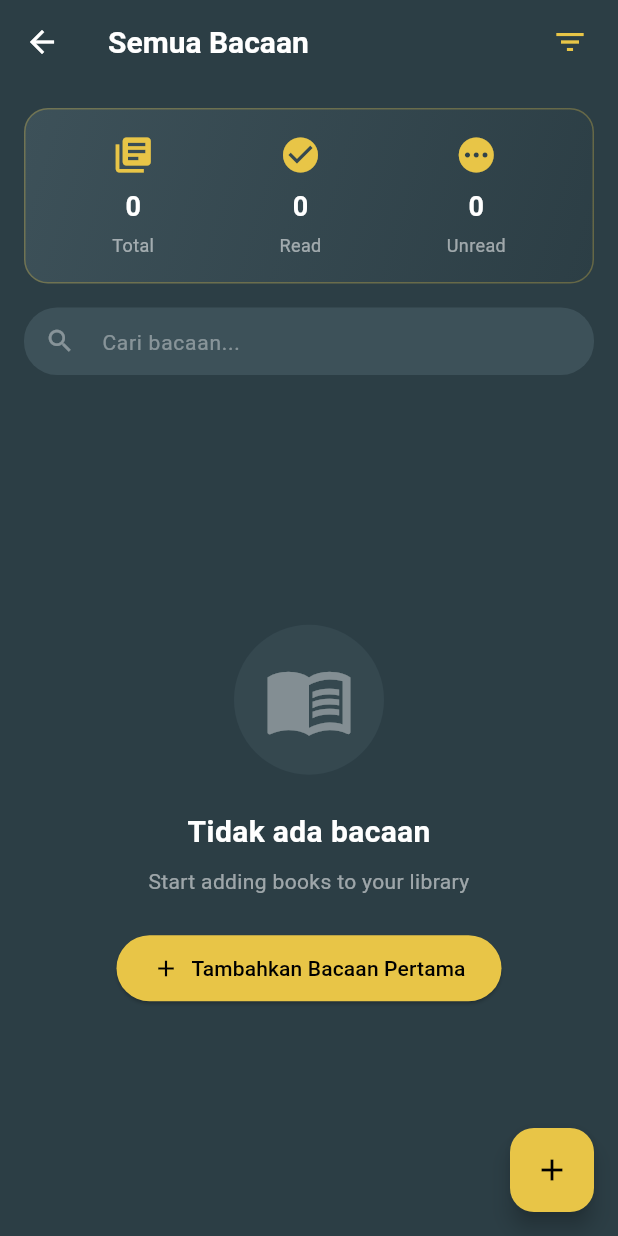
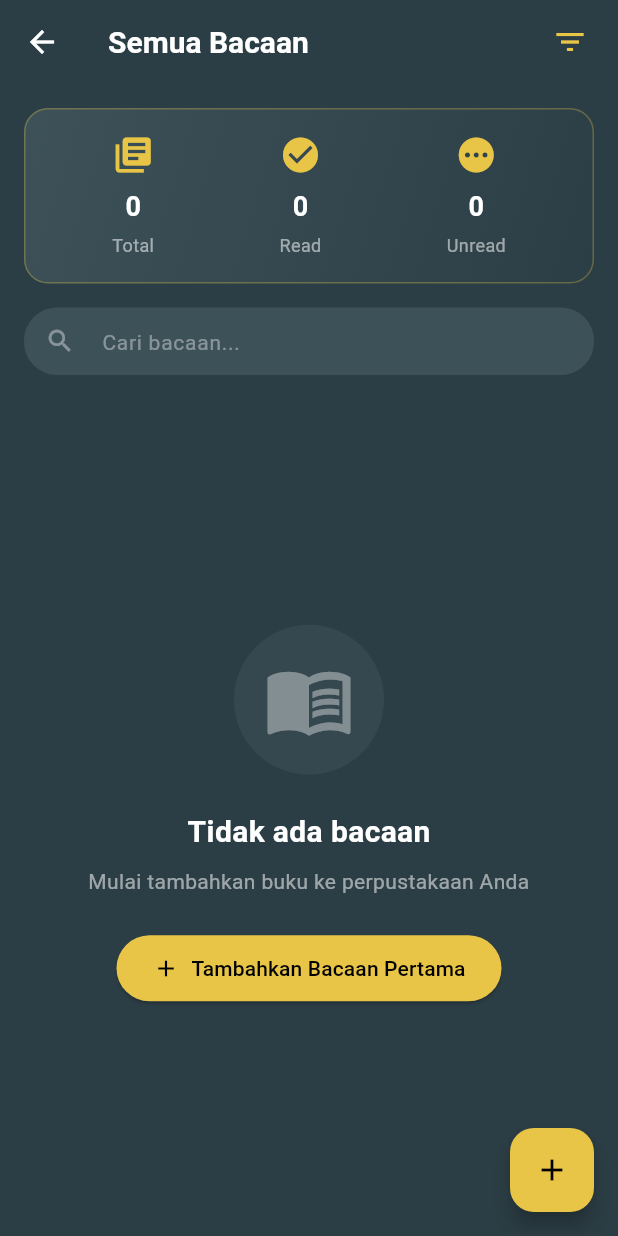
Before and after one commit to YusufxAlbana/Reading_List_App, a Flutter app: the AllBooksView screen opened by its route, on a phone screen of 412 x 824 dp. Run offline on Flutter 3.47's test engine with Material 3 defaults, Android fonts, the phone set to English and light mode, and no system bars; our stand-ins replace get, get_storage, image_picker; accounts and stored records are empty.

Commit message:
books by tag

```diff
--- a/lib/views/all_books_view.dart
+++ b/lib/views/all_books_view.dart
@@ -190,14 +190,28 @@ class AllBooksView extends StatelessWidget {
                                   fontWeight: FontWeight.bold),
                             ),
                             const SizedBox(height: 8),
-                            Text(
-                              controller.searchQuery.value.isNotEmpty
-                                  ? 'Try adjusting your search or filters'
-                                  : 'Start adding books to your library',
-                              style: const TextStyle(
-                                  color: Colors.white54, fontSize: 14),
-                              textAlign: TextAlign.center,
+
+                            // --- MODIFIKASI DI SINI ---
+                            // Builder ini digunakan untuk mendapatkan konteks filter terbaru
+                            Builder(
+                              builder: (context) {
+                                // Cek semua kondisi filter
+                                final isFiltered = controller.filterStatus.value != 'all' ||
+                                    controller.searchQuery.value.isNotEmpty ||
+                                    controller.selectedTags.isNotEmpty;
+
+                                return Text(
+                                  isFiltered
+                                      ? 'Coba sesuaikan pencarian atau filter Anda'
+                                      : 'Mulai tambahkan buku ke perpustakaan Anda',
+                                  style: const TextStyle(
+                                      color: Colors.white54, fontSize: 14),
+                                  textAlign: TextAlign.center,
+                                );
+                              }
                             ),
+                            // --- AKHIR MODIFIKASI ---
+
                             if (controller.list.isEmpty) ...[
                               const SizedBox(height: 24),
                               ElevatedButton.icon(
```
Also changed, not shown: lib/views/tags_view.dart (+24 -7 lines).
